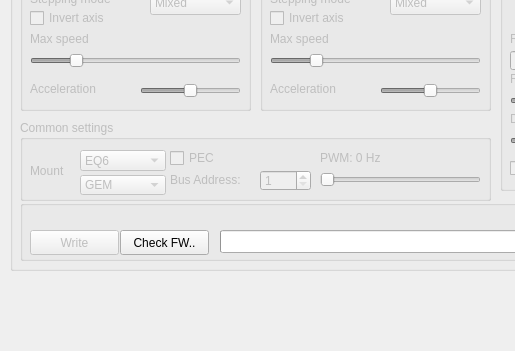
First picture: the form in mainwindow.ui, repository ahp-electronics/gt-configurator, before the edit; both pictures show x 0 to 515 and y 270 to 621 of the 1100 by 621 pixel window.
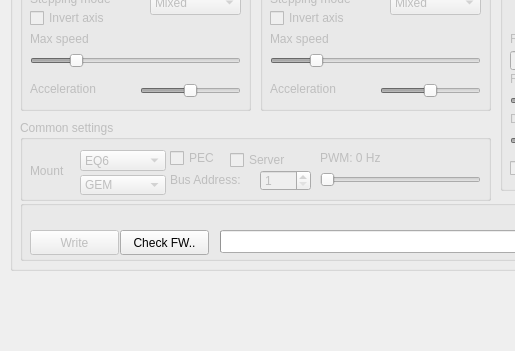
Second picture: the form after the edit.

Commit message: Draft of SynScan server

Patch:
```diff
--- a/mainwindow.ui
+++ b/mainwindow.ui
@@ -1249,6 +1249,19 @@
        <string>Bus Address:</string>
       </property>
      </widget>
+     <widget class="QCheckBox" name="Server">
+      <property name="geometry">
+       <rect>
+        <x>210</x>
+        <y>30</y>
+        <width>91</width>
+        <height>20</height>
+       </rect>
+      </property>
+      <property name="text">
+       <string>Server</string>
+      </property>
+     </widget>
     </widget>
     <widget class="QComboBox" name="ComPort">
      <property name="geometry">
```
The commit also changes 2 other files.
